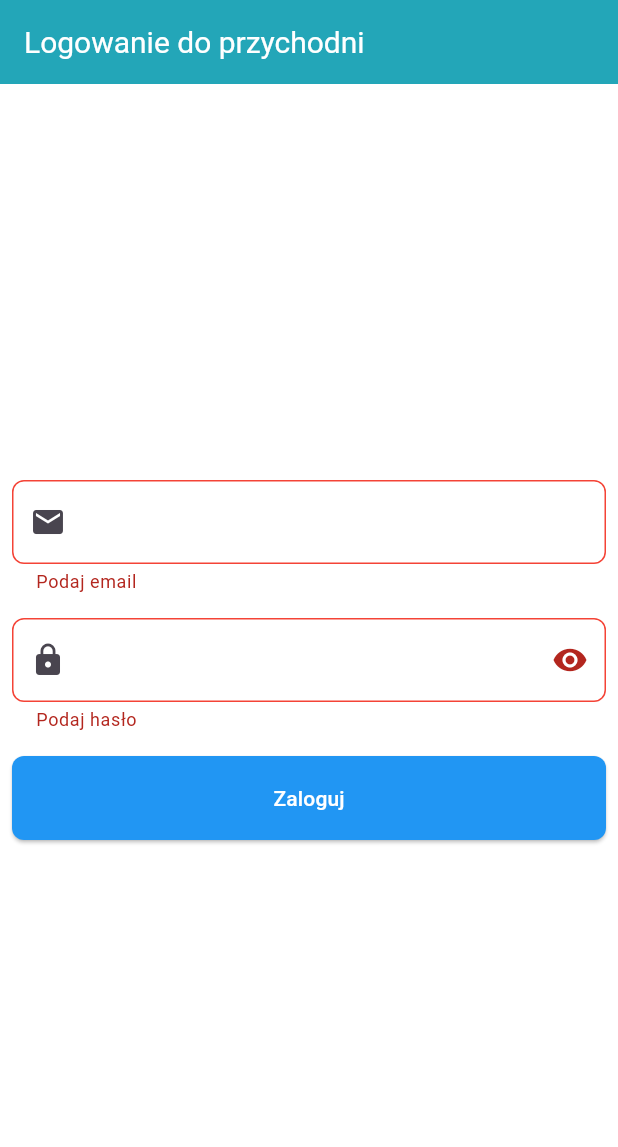
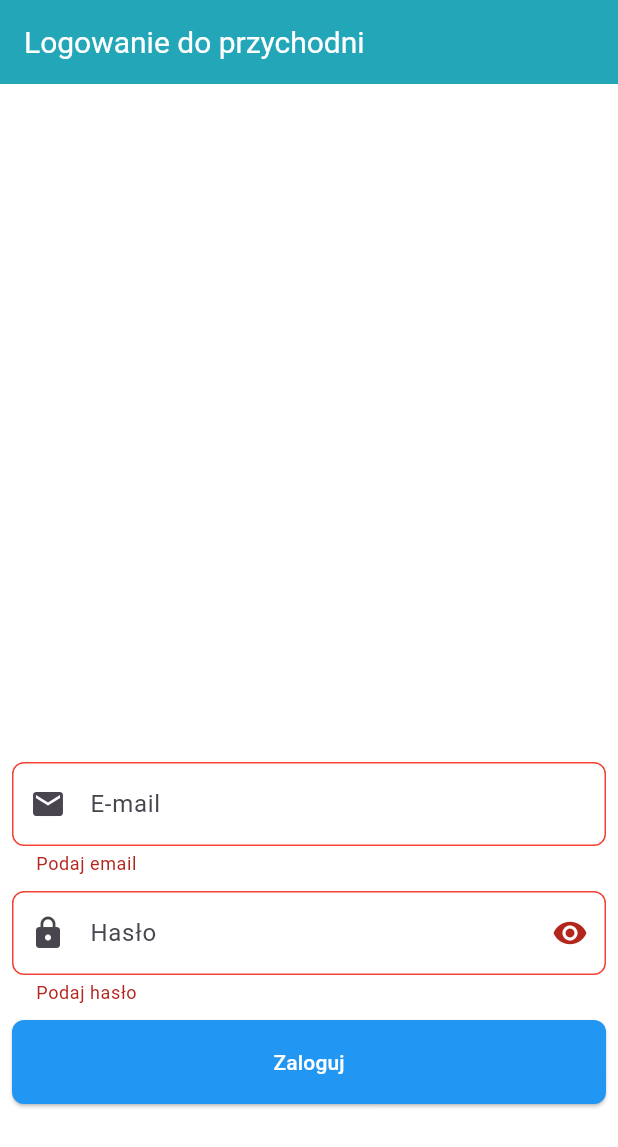
Before and after one commit to marcinosienienko/MedAppointment, a Flutter app: the screen it shows after launch, after a tap on "Zaloguj", on a phone screen of 412 x 824 dp. Shown: the top 1147 px of the screen. Run offline on Flutter 3.47's test engine with Material 3 defaults, Android fonts, the phone set to English and light mode, and no system bars.

Commit message:
refactoring components

```diff
--- a/lib/presentation/pages/login_page.dart
+++ b/lib/presentation/pages/login_page.dart
@@ -26,13 +26,15 @@ class LoginPage extends StatelessWidget {
             child: Form(
               key: _formKey,
               child: Column(
-                mainAxisAlignment: MainAxisAlignment.center,
+                mainAxisAlignment: MainAxisAlignment.end,
                 children: [
                   EmailTextField(controller: _emailController),
-                  const SizedBox(height: 16),
+                  const SizedBox(height: 8),
                   PasswordTextField(),
-                  const SizedBox(height: 16),
-                  PrimaryButton(
+                  const SizedBox(height: 8),
+                  Padding(
+                    padding: const EdgeInsets.only(bottom: 80),
+                    child: PrimaryButton(
                       text: "Zaloguj",
                       onPressed: () {
                         if (_formKey.currentState!.validate()) {
@@ -40,6 +42,7 @@ class LoginPage extends StatelessWidget {
                               const SnackBar(content: Text('Logowanie...')));
                         }
                       },
+                    ),
                   )
                 ],
               ),
--- a/lib/presentation/widgets/inputs/base_text_field.dart
+++ b/lib/presentation/widgets/inputs/base_input.dart
@@ -7,8 +7,8 @@ class BaseTextField extends StatelessWidget {
   final TextEditingController? controller;
   final String? Function(String?)? validator;
   final TextInputType keyboardType;
-  final InputDecoration? decoration;
   final IconData? prefixIcon;
+  final IconButton? suffixIcon;
 
   const BaseTextField({
     Key? key,
@@ -17,9 +17,9 @@ class BaseTextField extends StatelessWidget {
     this.obscureText = false,
     this.controller,
     this.validator,
-    this.decoration,
+    this.keyboardType = TextInputType.text,
     this.prefixIcon,
-    this.keyboardType = TextInputType.text,
+    this.suffixIcon,
   }) : super(key: key);
 
   @override
@@ -28,14 +28,23 @@ class BaseTextField extends StatelessWidget {
       controller: controller,
       obscureText: obscureText,
       keyboardType: keyboardType,
-      decoration: decoration ??
-          InputDecoration(
+      decoration: InputDecoration(
         labelText: labelText,
         hintText: hintText,
+        prefixIcon: prefixIcon != null ? Icon(prefixIcon) : null,
+        suffixIcon: suffixIcon,
         filled: true,
         fillColor: Colors.white,
         border: OutlineInputBorder(
           borderRadius: BorderRadius.circular(8.0),
+        ),
+        focusedBorder: OutlineInputBorder(
+          borderRadius: BorderRadius.circular(8.0),
+          borderSide: BorderSide(color: Colors.blue),
+        ),
+        errorBorder: OutlineInputBorder(
+          borderRadius: BorderRadius.circular(8.0),
+          borderSide: BorderSide(color: Colors.red),
         ),
       ),
       validator: validator,
--- a/lib/presentation/widgets/inputs/email_input.dart
+++ b/lib/presentation/widgets/inputs/email_input.dart
@@ -1,5 +1,5 @@
 import 'package:flutter/material.dart';
-import 'package:medical_app/presentation/widgets/inputs/base_text_field.dart';
+import 'base_input.dart';
 
 class EmailTextField extends StatelessWidget {
   final TextEditingController? controller;
@@ -8,8 +8,7 @@ class EmailTextField extends StatelessWidget {
 
   String? _emailValidator(String? value) {
     final regex = RegExp(r'^[a-zA-Z0-9._%+-]+@[a-zA-Z0-9.-]+\.[a-zA-Z]{2,}$');
-
-    if (value == null || !value.isNotEmpty) {
+    if (value == null || value.isEmpty) {
       return 'Podaj email';
     } else if (!regex.hasMatch(value)) {
       return 'Podaj poprawny email';
@@ -24,20 +23,7 @@ class EmailTextField extends StatelessWidget {
       controller: controller,
       keyboardType: TextInputType.emailAddress,
       validator: _emailValidator,
-      decoration: InputDecoration(
-        prefixIcon: const Icon(Icons.email),
-        border: OutlineInputBorder(
-          borderRadius: BorderRadius.circular(8.0),
-        ),
-        focusedBorder: OutlineInputBorder(
-          borderRadius: BorderRadius.circular(8.0),
-          borderSide: BorderSide(color: Colors.blue),
-        ),
-        errorBorder: OutlineInputBorder(
-          borderRadius: BorderRadius.circular(8.0),
-          borderSide: BorderSide(color: Colors.red),
-        ),
-      ),
+      prefixIcon: Icons.email,
     );
   }
 }
--- a/lib/presentation/widgets/inputs/password_input.dart
+++ b/lib/presentation/widgets/inputs/password_input.dart
@@ -1,5 +1,5 @@
 import 'package:flutter/material.dart';
-import 'package:medical_app/presentation/widgets/inputs/base_text_field.dart';
+import 'base_input.dart';
 
 class PasswordTextField extends StatefulWidget {
   final TextEditingController? controller;
@@ -22,40 +22,30 @@ class _PasswordTextFieldState extends State<PasswordTextField> {
   String? _passwordValidator(String? value) {
     final regex = RegExp(
         r'^(?=.*[a-z])(?=.*[A-Z])(?=.*\d)(?=.*[@$!%*?&])[A-Za-z\d@$!%*?&]{8,}$');
-
     if (value == null || value.isEmpty) {
       return 'Podaj hasło';
     } else if (!regex.hasMatch(value)) {
       return 'Hasło musi mieć min. 8 znaków, wielką literę, cyfrę i znak specjalny';
     }
+    return null;
   }
 
   @override
   Widget build(BuildContext context) {
-    return BaseTextField(
-      hintText: 'Hasło',
-      controller: widget.controller,
-      obscureText: _isObscured,
-      validator: _passwordValidator,
-      decoration: InputDecoration(
-        prefixIcon: const Icon(Icons.lock),
+    return Padding(
+      padding: const EdgeInsets.symmetric(vertical: 2.0),
+      child: BaseTextField(
+        hintText: 'Hasło',
+        controller: widget.controller,
+        obscureText: _isObscured,
+        validator: _passwordValidator,
+        prefixIcon: Icons.lock,
         suffixIcon: IconButton(
           icon: Icon(
             _isObscured ? Icons.visibility : Icons.visibility_off,
           ),
           onPressed: _toggleVisibility,
         ),
-        border: OutlineInputBorder(
-          borderRadius: BorderRadius.circular(8.0),
-        ),
-        focusedBorder: OutlineInputBorder(
-          borderRadius: BorderRadius.circular(8.0),
-          borderSide: BorderSide(color: Colors.blue),
-        ),
-        errorBorder: OutlineInputBorder(
-          borderRadius: BorderRadius.circular(8.0),
-          borderSide: BorderSide(color: Colors.red),
-        ),
       ),
     );
   }
```
Lines whose indentation alone changed are shown as unchanged.
